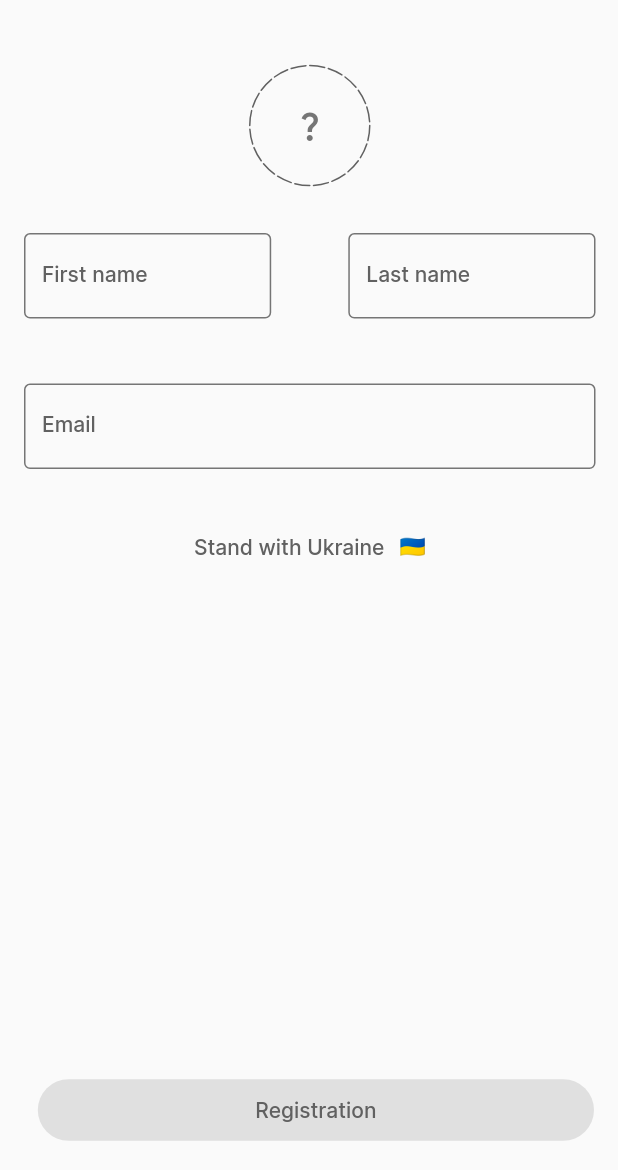
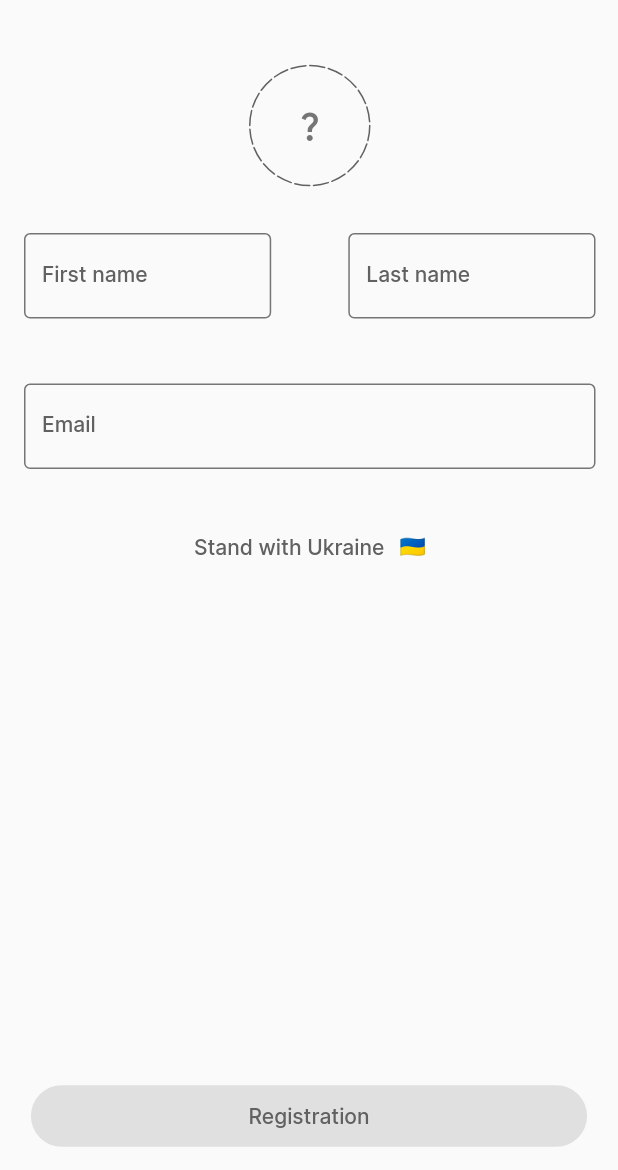
Before and after one commit to TrachukV/Kitty-app-Flutter, a Flutter app: the screen it shows after launch, on a phone screen of 412 x 824 dp, the part 66-1236 px from its top. Run offline on Flutter 3.47's test engine with Material 2 defaults, Android fonts, the phone set to English and light mode, and no system bars; our stand-ins replace bloc, easy_localization, equatable, flutter_bloc, flutter_secure_storage, flutter_svg and 5 more; missing offline and left inert: flutter_screen_lock, open_document; accounts and stored records are empty.

Commit message:
fix lock screen

```diff
--- a/lib/blocs/user_bloc/user_bloc.dart
+++ b/lib/blocs/user_bloc/user_bloc.dart
@@ -29,6 +29,7 @@ class UserBloc extends Bloc<UserEvent, UserState> {
           errorStatus: ErrorStatus.error,
           errorMessage: validator,
         ));
+        emit(state.copyWith(errorStatus: ErrorStatus.initial));
       } else {
         print(event.lastName);
         print(event.firstName);
--- a/lib/screens/lock_screen/lock_screen.dart
+++ b/lib/screens/lock_screen/lock_screen.dart
@@ -2,6 +2,7 @@ import 'dart:io';
 
 import 'package:easy_localization/easy_localization.dart';
 import 'package:flutter/material.dart';
+import 'package:flutter/services.dart';
 import 'package:flutter_bloc/flutter_bloc.dart';
 import 'package:flutter_screen_lock/flutter_screen_lock.dart';
 import 'package:flutter_svg/flutter_svg.dart';
@@ -18,6 +19,7 @@ import 'package:kitty_app/services/secure_storage.dart';
 import 'package:kitty_app/utils/helpers/helpers.dart';
 
 import '../create_category_screen/widgets/dotted_border.dart';
+import 'helper.dart';
 
 class LockScreen extends StatefulWidget {
   const LockScreen({Key? key}) : super(key: key);
@@ -34,6 +36,8 @@ class _LockScreenState extends State<LockScreen> {
   final TextEditingController _emailController = TextEditingController();
   final TextEditingController _firstNameController = TextEditingController();
   final TextEditingController _lastNameController = TextEditingController();
+  final GlobalKey<ScaffoldState> scaffoldKey = GlobalKey<ScaffoldState>();
+
   String _email = '';
   String _firstName = '';
   String _lastName = '';
@@ -43,16 +47,11 @@ class _LockScreenState extends State<LockScreen> {
     final height = MediaQuery.of(context).size.height;
     final width = MediaQuery.of(context).size.width;
 
-
     return BlocConsumer<UserBloc, UserState>(
       listener: (context, state) async {
         if (state.errorStatus == ErrorStatus.error) {
-          _firstNameController.clear();
-          _lastNameController.clear();
           _emailController.clear();
           _email = '';
-          _firstName = '';
-          _lastName = '';
           showSnackBar(state);
         } else if (state.errorStatus == ErrorStatus.valid) {
           Navigator.of(context, rootNavigator: true).pushNamedAndRemoveUntil(MainScreen.routeName, (route) => false);
@@ -62,7 +61,6 @@ class _LockScreenState extends State<LockScreen> {
         print(state.userModel);
         if (state.status == AuthStatus.initial) {
           Future.delayed(const Duration(seconds: 1), () async {
-
             if (state.userModel.eMail.isEmpty) {
               _screenLockCreate(context, height);
             } else {
@@ -72,7 +70,7 @@ class _LockScreenState extends State<LockScreen> {
                   Navigator.of(context, rootNavigator: true)
                       .pushNamedAndRemoveUntil(MainScreen.routeName, (route) => false);
                 } else {
-                  final ifAuth = await LocalAuth.authenticate();
+                  print('fake');
                 }
               } else {
                 _screenLockAuth(state);
@@ -82,6 +80,8 @@ class _LockScreenState extends State<LockScreen> {
         }
 
         return Scaffold(
+          resizeToAvoidBottomInset: false,
+          floatingActionButtonLocation: FloatingActionButtonLocation.miniCenterFloat,
           floatingActionButton: state.userModel.eMail.isEmpty
               ? ValueListenableBuilder(
                   valueListenable: _emailController,
@@ -92,7 +92,8 @@ class _LockScreenState extends State<LockScreen> {
                               _emailController.text.isNotEmpty &&
                               _lastNameController.text.isNotEmpty
                           ? () {
-                        BlocProvider.of<UserBloc>(context).add(GetBiometricsEvent(biometrics: SecuredStorageService.bio));
+                              BlocProvider.of<UserBloc>(context)
+                                  .add(GetBiometricsEvent(biometrics: SecuredStorageService.bio));
 
                               context.read<UserBloc>().add(
                                     GetInfoUserEvent(
@@ -102,7 +103,6 @@ class _LockScreenState extends State<LockScreen> {
                                       pathToAvatar: state.pathImage,
                                     ),
                                   );
-
                             }
                           : null,
                       child: SizedBox(
@@ -147,21 +147,24 @@ class _LockScreenState extends State<LockScreen> {
                               child: GestureDetector(
                                 onTap: () async {
                                   final image = await pickImageHelper();
-                                   if(mounted){
+                                  if (mounted) {
                                     context.read<UserBloc>().add(GetAvatarEvent(image));
                                   }
-
                                 },
+                                child: CircleAvatar(
+                                  radius: 40,
+                                  backgroundColor: state.pathImage.isEmpty ? Colors.transparent : Colors.white,
+                                  backgroundImage: state.pathImage.isEmpty
+                                      ? null
+                                      : FileImage(File(state.pathImage)),
                                   child: state.pathImage.isEmpty
                                       ? Icon(
                                     Icons.question_mark,
                                     color: AppColors.sonicSilver,
                                   )
-                                      : Image.file(
-                                          File(state.pathImage),
-                                          fit: BoxFit.fill,
-                                          height: 80,
-                                        )),
+                                      : null,
+                                ),
+                              ),
                             ),
                           ),
                         ),
@@ -182,6 +185,9 @@ class _LockScreenState extends State<LockScreen> {
                                 maxLength: 14,
                                 textInputAction: TextInputAction.next,
                                 style: AppTextStyles.blackRegular,
+                                inputFormatters: [
+                                  FilteringTextInputFormatter.deny(RegExp(r"\s")),
+                                ],
                                 decoration: InputDecoration(
                                     counterText: '',
                                     enabledBorder: OutlineInputBorder(
@@ -206,6 +212,9 @@ class _LockScreenState extends State<LockScreen> {
                                 maxLength: 14,
                                 textInputAction: TextInputAction.next,
                                 style: AppTextStyles.blackRegular,
+                                inputFormatters: [
+                                  FilteringTextInputFormatter.deny(RegExp(r"\s")),
+                                ],
                                 decoration: InputDecoration(
                                     counterText: '',
                                     enabledBorder: OutlineInputBorder(
@@ -231,7 +240,7 @@ class _LockScreenState extends State<LockScreen> {
                             onChanged: (value) {
                               _email = value;
                             },
-                            textInputAction: TextInputAction.next,
+                            textInputAction: TextInputAction.done,
                             maxLength: 30,
                             keyboardType: TextInputType.emailAddress,
                             style: AppTextStyles.blackRegular,
@@ -275,12 +284,9 @@ class _LockScreenState extends State<LockScreen> {
                         if (ifAuth) {
                           Navigator.of(context, rootNavigator: true)
                               .pushNamedAndRemoveUntil(MainScreen.routeName, (route) => false);
-                        } else {
-                          final ifAuth = await LocalAuth.authenticate();
                         }
                       },
                       child: Center(
-                        child: Container(
                         child: Column(
                           children: [
                             SvgPicture.asset(
@@ -294,7 +300,6 @@ class _LockScreenState extends State<LockScreen> {
                           ],
                         ),
                       ),
-                      ),
                     )),
         );
       },
@@ -303,6 +308,11 @@ class _LockScreenState extends State<LockScreen> {
 
   void showSnackBar(UserState state) {
     final snackBar = SnackBar(
+      margin: EdgeInsets.only(
+        bottom: MediaQuery.of(context).size.height - 150,
+        right: 10,
+        left: 10,
+      ),
       content: Row(
         mainAxisAlignment: MainAxisAlignment.spaceBetween,
         children: [
@@ -319,8 +329,8 @@ class _LockScreenState extends State<LockScreen> {
           )
         ],
       ),
+      duration: const Duration(seconds: 4),
       behavior: SnackBarBehavior.floating,
-      dismissDirection: DismissDirection.up,
       backgroundColor: AppColors.black,
     );
     ScaffoldMessenger.of(context).showSnackBar(snackBar);
@@ -396,7 +406,6 @@ class _LockScreenState extends State<LockScreen> {
 
   Future<void> _screenLockAuth(UserState state) {
     return screenLock(
-
       canCancel: false,
       onUnlocked: () {
         Navigator.of(context).pop();
@@ -506,10 +515,10 @@ class _LockScreenState extends State<LockScreen> {
           backgroundColor: AppColors.white.withOpacity(0.8),
         ),
       ),
-      title:  AppBarPinWidget(
+      title: AppBarPinWidget(
         title: LocaleKeys.enter_new_pin.tr(),
       ),
-      confirmTitle:  AppBarPinWidget(
+      confirmTitle: AppBarPinWidget(
         title: LocaleKeys.re_enter_pin.tr(),
       ),
       context: context,
@@ -517,10 +526,6 @@ class _LockScreenState extends State<LockScreen> {
         context.read<UserBloc>().add(GetPinEvent(pin: value));
         print(value);
         Navigator.of(context).pop();
-        // Future.delayed(
-        //   const Duration(milliseconds: 100),
-        //
-        // );
         if (await authenticateIsAvailable()) {
           _alertDialog(context, height, biometrics);
         }
@@ -536,37 +541,3 @@ class _LockScreenState extends State<LockScreen> {
     );
   }
 }
-
-Future<bool> authenticateIsAvailable() async {
-  final isAvailable = await LocalAuth.canAuthenticate();
-  final isDeviceSupported = await LocalAuth.supported();
-  return isAvailable && isDeviceSupported;
-}
-
-class AppBarPinWidget extends StatelessWidget {
-  const AppBarPinWidget({
-    Key? key,
-    required this.title,
-  }) : super(key: key);
-
-  final String title;
-
-  @override
-  Widget build(BuildContext context) {
-    return Column(
-      children: [
-        SvgPicture.asset(
-          AppIcons.kittiLogo,
-          height: 120,
-        ),
-        const SizedBox(
-          height: 20,
-        ),
-        Text(
-          title,
-          style: AppTextStyles.greyBold,
-        ),
-      ],
-    );
-  }
-}
```
Also changed, not shown: lib/screens/lock_screen/helper.dart (added, +39 -0 lines), lib/screens/splash_screen/splash_screen.dart (+6 -8 lines), lib/screens/widgets/avatar_widget.dart (+3 -8 lines), lib/screens/lock_screen/lock_screen_create_func.dart (added), 2 other files. Lines whose indentation alone changed are shown as unchanged.
